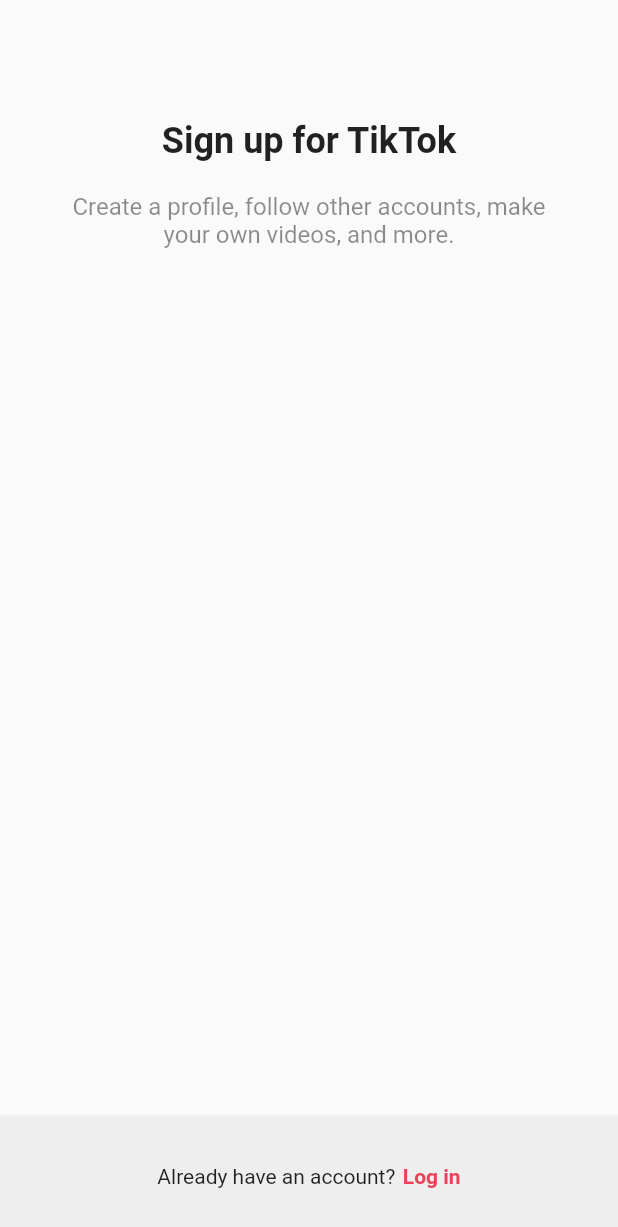
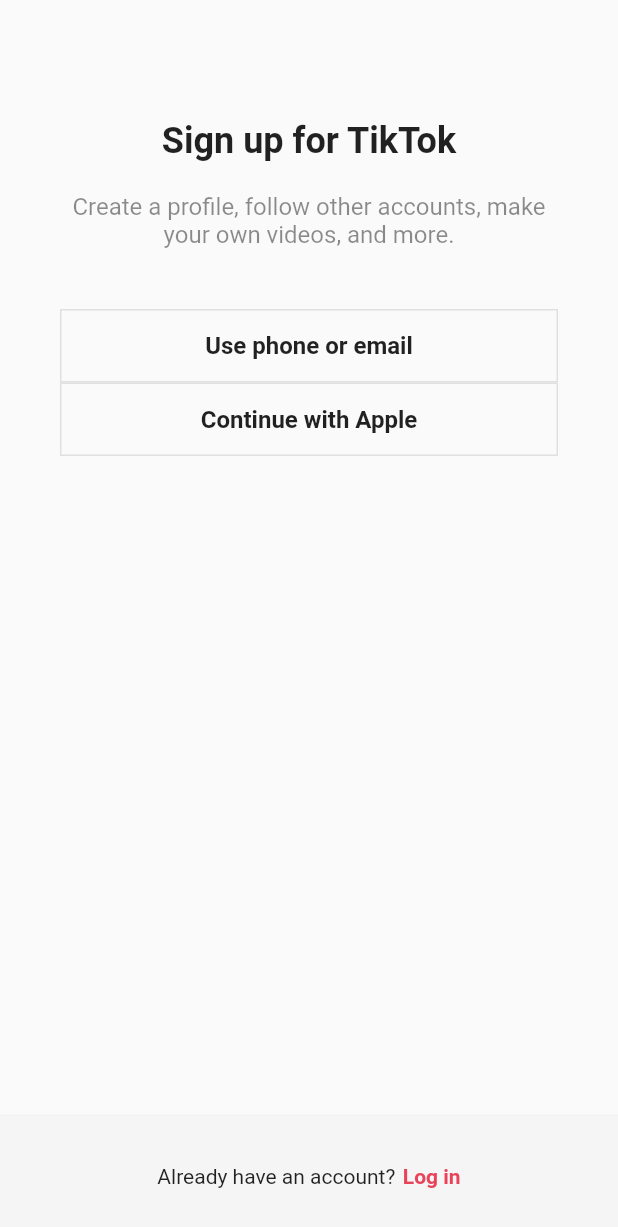
Before and after one commit to ParkKiHun/tiktok_clone, a Flutter app: the screen it shows after launch, on a phone screen of 412 x 824 dp. Shown: the top 1227 px of the screen. Run offline on Flutter 3.47's test engine with Material 2 defaults, Android fonts, the phone set to English and light mode, and no system bars.

```diff
--- a/lib/screens/sign_up/sign_up_screen.dart
+++ b/lib/features/authentication/login_screen.dart
@@ -2,8 +2,11 @@ import 'package:flutter/material.dart';
 import 'package:tiktok_clone/constants/gaps.dart';
 import 'package:tiktok_clone/constants/sizes.dart';
 
-class SignUpScreen extends StatelessWidget {
-  const SignUpScreen({super.key});
+class LoginScreen extends StatelessWidget {
+  const LoginScreen({super.key});
+  void onLoginTap(BuildContext context) {
+    Navigator.of(context).pop();
+  }
 
   @override
   Widget build(BuildContext context) {
@@ -17,7 +20,7 @@ class SignUpScreen extends StatelessWidget {
             children: [
               Gaps.v80,
               Text(
-                "Sign up for TikTok",
+                "Login in to TikTok",
                 style: TextStyle(
                   fontSize: Sizes.size24,
                   fontWeight: FontWeight.w700,
@@ -25,7 +28,7 @@ class SignUpScreen extends StatelessWidget {
               ),
               Gaps.v20,
               Text(
-                "Create a profile, follow other accounts, make your own videos, and more.",
+                "Manage your account, check notifications, comment on videos, and more.",
                 style: TextStyle(
                   fontSize: Sizes.size16,
                   color: Colors.black45,
@@ -38,7 +41,7 @@ class SignUpScreen extends StatelessWidget {
       ),
       bottomNavigationBar: BottomAppBar(
         elevation: 2,
-        color: Colors.grey.shade200,
+        color: Colors.grey.shade100,
         child: Padding(
           padding: const EdgeInsets.symmetric(
             vertical: Sizes.size32,
@@ -46,13 +49,16 @@ class SignUpScreen extends StatelessWidget {
           child: Row(
             mainAxisAlignment: MainAxisAlignment.center,
             children: [
-              const Text("Already have an account?"),
+              const Text("Don't have an account?"),
               Gaps.h5,
-              Text(
-                "Log in",
-                style: TextStyle(
-                  fontWeight: FontWeight.w600,
-                  color: Theme.of(context).primaryColor,
+              GestureDetector(
+                onTap: () => onLoginTap(context),
+                child: Text(
+                  "Sign up",
+                  style: TextStyle(
+                    fontWeight: FontWeight.w600,
+                    color: Theme.of(context).primaryColor,
+                  ),
                 ),
               ),
             ],
--- /dev/null
+++ b/lib/features/authentication/sign_up_screen.dart
@@ -0,0 +1,80 @@
+import 'package:flutter/material.dart';
+import 'package:tiktok_clone/constants/gaps.dart';
+import 'package:tiktok_clone/constants/sizes.dart';
+import 'package:tiktok_clone/features/authentication/login_screen.dart';
+import 'package:tiktok_clone/features/authentication/widgets/auth_button.dart';
+
+class SignUpScreen extends StatelessWidget {
+  const SignUpScreen({super.key});
+
+  void onLoginTap(BuildContext context) {
+    Navigator.of(context).push(
+      MaterialPageRoute(
+        builder: (context) => const LoginScreen(),
+      ),
+    );
+  }
+
+  @override
+  Widget build(BuildContext context) {
+    return Scaffold(
+      body: const SafeArea(
+        child: Padding(
+          padding: EdgeInsets.symmetric(
+            horizontal: Sizes.size40,
+          ),
+          child: Column(
+            children: [
+              Gaps.v80,
+              Text(
+                "Sign up for TikTok",
+                style: TextStyle(
+                  fontSize: Sizes.size24,
+                  fontWeight: FontWeight.w700,
+                ),
+              ),
+              Gaps.v20,
+              Text(
+                "Create a profile, follow other accounts, make your own videos, and more.",
+                style: TextStyle(
+                  fontSize: Sizes.size16,
+                  color: Colors.black45,
+                ),
+                textAlign: TextAlign.center,
+              ),
+              Gaps.v40,
+              AuthButton(text: "Use phone or email"),
+              AuthButton(text: "Continue with Apple"),
+            ],
+          ),
+        ),
+      ),
+      bottomNavigationBar: BottomAppBar(
+        elevation: 2,
+        color: Colors.grey.shade100,
+        child: Padding(
+          padding: const EdgeInsets.symmetric(
+            vertical: Sizes.size32,
+          ),
+          child: Row(
+            mainAxisAlignment: MainAxisAlignment.center,
+            children: [
+              const Text("Already have an account?"),
+              Gaps.h5,
+              GestureDetector(
+                onTap: () => onLoginTap(context),
+                child: Text(
+                  "Log in",
+                  style: TextStyle(
+                    fontWeight: FontWeight.w600,
+                    color: Theme.of(context).primaryColor,
+                  ),
+                ),
+              ),
+            ],
+          ),
+        ),
+      ),
+    );
+  }
+}
--- /dev/null
+++ b/lib/features/authentication/widgets/auth_button.dart
@@ -0,0 +1,37 @@
+import 'package:flutter/material.dart';
+import 'package:tiktok_clone/constants/sizes.dart';
+
+class AuthButton extends StatelessWidget {
+  final String text;
+
+  const AuthButton({
+    super.key,
+    required this.text,
+  });
+
+  @override
+  Widget build(BuildContext context) {
+    return FractionallySizedBox(
+      widthFactor: 1,
+      child: Container(
+        padding: const EdgeInsets.symmetric(
+          vertical: Sizes.size14,
+        ),
+        decoration: BoxDecoration(
+          border: Border.all(
+            color: Colors.grey.shade300,
+            width: Sizes.size1,
+          ),
+        ),
+        child: Text(
+          text,
+          style: const TextStyle(
+            fontSize: Sizes.size16,
+            fontWeight: FontWeight.w600,
+          ),
+          textAlign: TextAlign.center,
+        ),
+      ),
+    );
+  }
+}
--- a/lib/main.dart
+++ b/lib/main.dart
@@ -1,5 +1,5 @@
 import 'package:flutter/material.dart';
-import 'package:tiktok_clone/screens/sign_up/sign_up_screen.dart';
+import 'package:tiktok_clone/features/authentication/sign_up_screen.dart';
 
 void main() {
   runApp(const TikTokApp());
```
